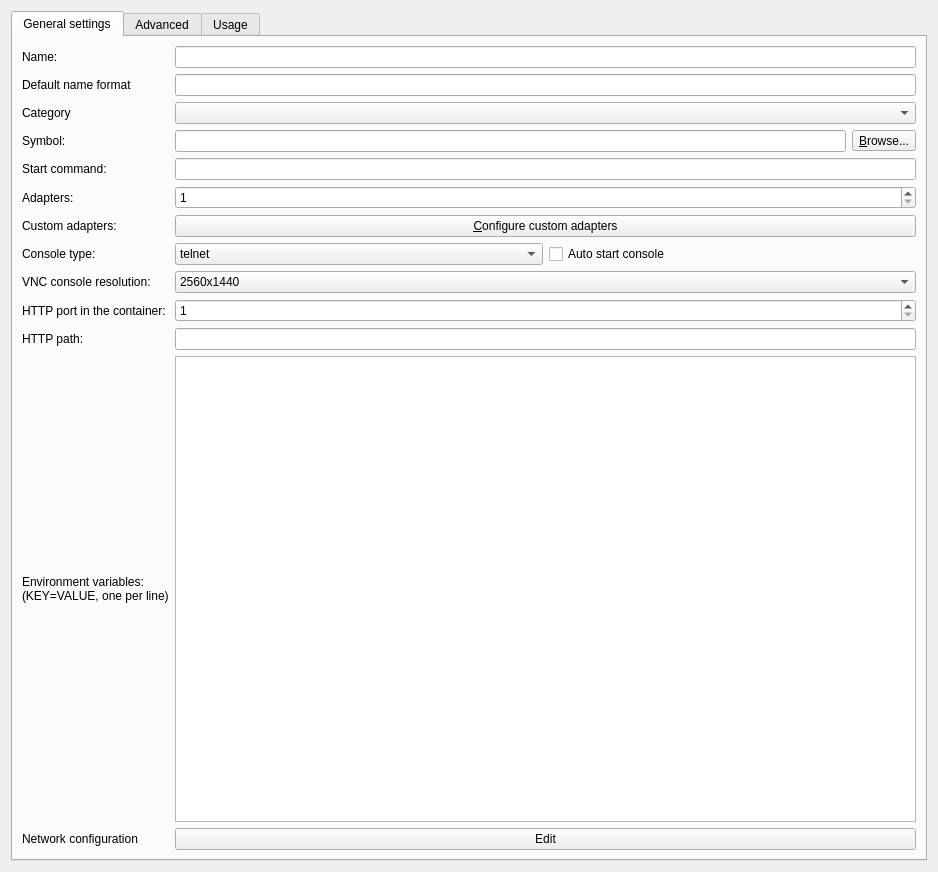
Before: the Qt Designer form gns3/modules/docker/ui/docker_vm_configuration_page.ui in kaisenlinux/gns3-gui, drawn with Qt 5.
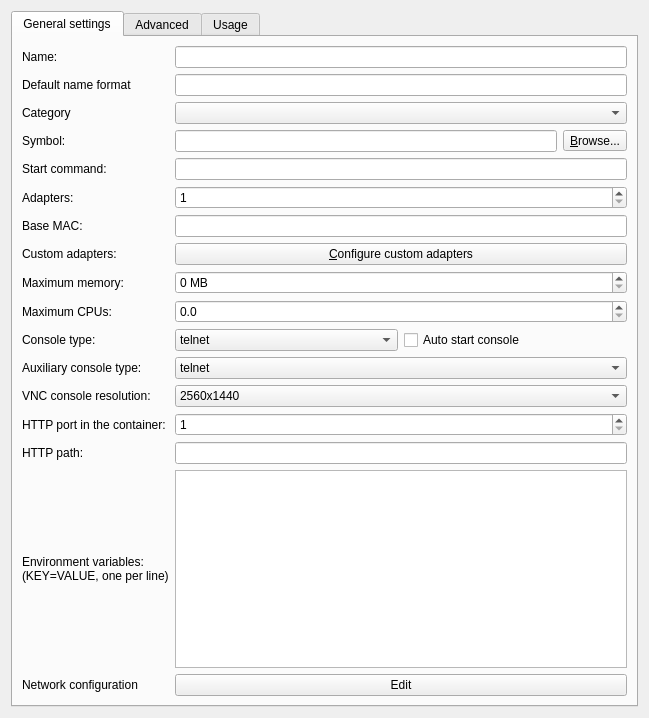
After: the same form once the commit is applied.

```diff
--- a/gns3/modules/docker/ui/docker_vm_configuration_page.ui
+++ b/gns3/modules/docker/ui/docker_vm_configuration_page.ui
@@ -6,8 +6,8 @@
    <rect>
     <x>0</x>
     <y>0</y>
-    <width>938</width>
-    <height>872</height>
+    <width>649</width>
+    <height>718</height>
    </rect>
   </property>
   <property name="windowTitle">
@@ -103,27 +103,74 @@
         </widget>
        </item>
        <item row="6" column="0">
+        <widget class="QLabel" name="uiMacAddrLabel">
+         <property name="text">
+          <string>Base MAC:</string>
+         </property>
+        </widget>
+       </item>
+       <item row="6" column="1">
+        <widget class="QLineEdit" name="uiMacAddrLineEdit"/>
+       </item>
+       <item row="7" column="0">
         <widget class="QLabel" name="uiCustomAdaptersLabel">
          <property name="text">
           <string>Custom adapters:</string>
          </property>
         </widget>
        </item>
-       <item row="6" column="1">
+       <item row="7" column="1">
         <widget class="QPushButton" name="uiCustomAdaptersConfigurationPushButton">
          <property name="text">
           <string>&amp;Configure custom adapters</string>
          </property>
         </widget>
        </item>
-       <item row="7" column="0">
+       <item row="8" column="0">
+        <widget class="QLabel" name="uiMaxMemoryLabel">
+         <property name="text">
+          <string>Maximum memory:</string>
+         </property>
+        </widget>
+       </item>
+       <item row="8" column="1">
+        <widget class="QSpinBox" name="uiMaxMemorySpinBox">
+         <property name="suffix">
+          <string> MB</string>
+         </property>
+         <property name="maximum">
+          <number>65535</number>
+         </property>
+         <property name="singleStep">
+          <number>32</number>
+         </property>
+        </widget>
+       </item>
+       <item row="9" column="0">
+        <widget class="QLabel" name="uiMaxCPUsLabel">
+         <property name="text">
+          <string>Maximum CPUs:</string>
+         </property>
+        </widget>
+       </item>
+       <item row="9" column="1">
+        <widget class="QDoubleSpinBox" name="uiMaxCPUsDoubleSpinBox">
+         <property name="decimals">
+          <number>1</number>
+         </property>
+         <property name="singleStep">
+          <double>0.100000000000000</double>
+         </property>
+        </widget>
+       </item>
+       <item row="10" column="0">
         <widget class="QLabel" name="uiConsoleTypeLabel">
          <property name="text">
           <string>Console type:</string>
          </property>
         </widget>
        </item>
-       <item row="7" column="1">
+       <item row="10" column="1">
         <layout class="QHBoxLayout" name="horizontalLayout">
          <property name="sizeConstraint">
           <enum>QLayout::SetNoConstraint</enum>
@@ -166,14 +213,35 @@
          </item>
         </layout>
        </item>
-       <item row="8" column="0">
+       <item row="11" column="0">
+        <widget class="QLabel" name="uiAuxTypeLabel">
+         <property name="text">
+          <string>Auxiliary console type:</string>
+         </property>
+        </widget>
+       </item>
+       <item row="11" column="1">
+        <widget class="QComboBox" name="uiAuxTypeComboBox">
+         <item>
+          <property name="text">
+           <string>telnet</string>
+          </property>
+         </item>
+         <item>
+          <property name="text">
+           <string>none</string>
+          </property>
+         </item>
+        </widget>
+       </item>
+       <item row="12" column="0">
         <widget class="QLabel" name="uiConsoleResolutionLabel">
          <property name="text">
           <string>VNC console resolution:</string>
          </property>
         </widget>
        </item>
-       <item row="8" column="1">
+       <item row="12" column="1">
         <widget class="QComboBox" name="uiConsoleResolutionComboBox">
          <item>
           <property name="text">
@@ -227,14 +295,14 @@
          </item>
         </widget>
        </item>
-       <item row="9" column="0">
+       <item row="13" column="0">
         <widget class="QLabel" name="label">
          <property name="text">
           <string>HTTP port in the container:</string>
          </property>
         </widget>
        </item>
-       <item row="9" column="1">
+       <item row="13" column="1">
         <widget class="QSpinBox" name="uiConsoleHttpPortSpinBox">
          <property name="minimum">
           <number>1</number>
@@ -244,17 +312,17 @@
          </property>
         </widget>
        </item>
-       <item row="10" column="0">
+       <item row="14" column="0">
         <widget class="QLabel" name="label_2">
          <property name="text">
           <string>HTTP path:</string>
          </property>
         </widget>
        </item>
-       <item row="10" column="1">
+       <item row="14" column="1">
         <widget class="QLineEdit" name="uiHttpConsolePathLineEdit"/>
        </item>
-       <item row="11" column="0">
+       <item row="15" column="0">
         <widget class="QLabel" name="uiEnvironmentLabel">
          <property name="text">
           <string>Environment variables:
@@ -268,17 +336,17 @@
          </property>
         </widget>
        </item>
-       <item row="11" column="1">
+       <item row="15" column="1">
         <widget class="QTextEdit" name="uiEnvironmentTextEdit"/>
        </item>
-       <item row="12" column="0">
+       <item row="16" column="0">
         <widget class="QLabel" name="uiNetworkConfigLabel">
          <property name="text">
           <string>Network configuration</string>
          </property>
         </widget>
        </item>
-       <item row="12" column="1">
+       <item row="16" column="1">
         <widget class="QPushButton" name="uiNetworkConfigEditButton">
          <property name="text">
           <string>Edit</string>
```
